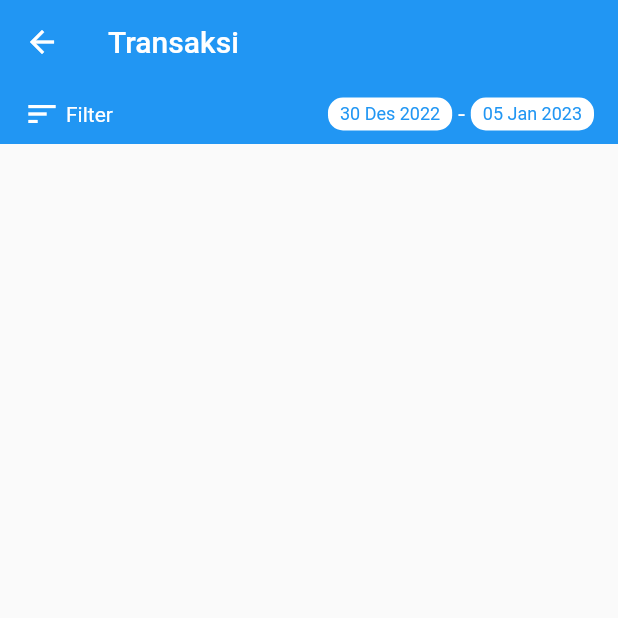
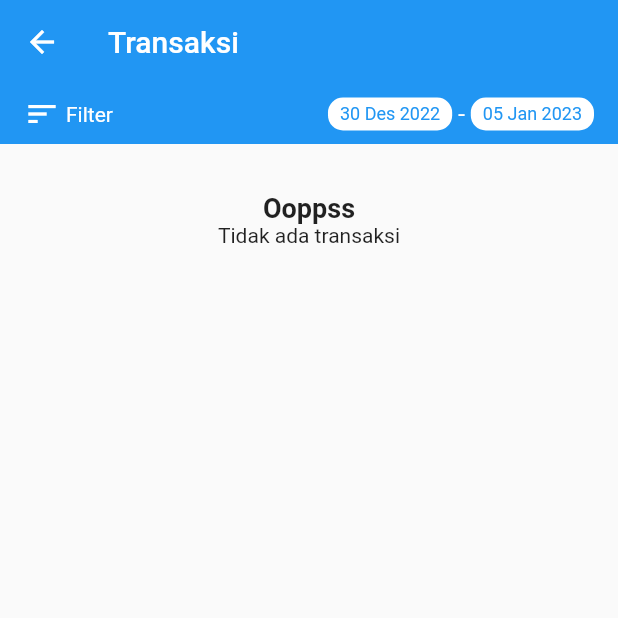
Before and after one commit to yuudinwah/ppob_app, a Flutter app: the TransactionScreen screen opened directly, on a phone screen of 412 x 824 dp, the top half of it. Run offline on Flutter 3.47's test engine with Material 2 defaults, Android fonts, the phone set to English and light mode, and no system bars; our stand-ins replace carousel_slider; network calls fail.

Commit message:
[History] on transaction empty

```diff
--- a/lib/screens/transaction_screen/transaction_screen.dart
+++ b/lib/screens/transaction_screen/transaction_screen.dart
@@ -145,6 +145,33 @@ class _TransactionScreenState extends State<TransactionScreen> {
                         date.end.isAfter(element['createdAt']))
                     .toList();
                 trxs.sort((a, b) => b['createdAt'].compareTo(a['createdAt']));
+                if (trxs.isEmpty) {
+                  return Container(
+                    padding: const EdgeInsets.symmetric(
+                      horizontal: 16,
+                      vertical: 32,
+                    ),
+                    child: Column(
+                      mainAxisAlignment: MainAxisAlignment.center,
+                      children: const [
+                        SizedBox(
+                          child: Text(
+                            'Ooppss',
+                            style: TextStyle(
+                              fontSize: 18,
+                              fontWeight: FontWeight.bold,
+                            ),
+                          ),
+                        ),
+                        SizedBox(
+                          child: Text(
+                            'Tidak ada transaksi',
+                          ),
+                        ),
+                      ],
+                    ),
+                  );
+                }
                 return Container(
                   color: Colors.white,
                   child: Column(
```
